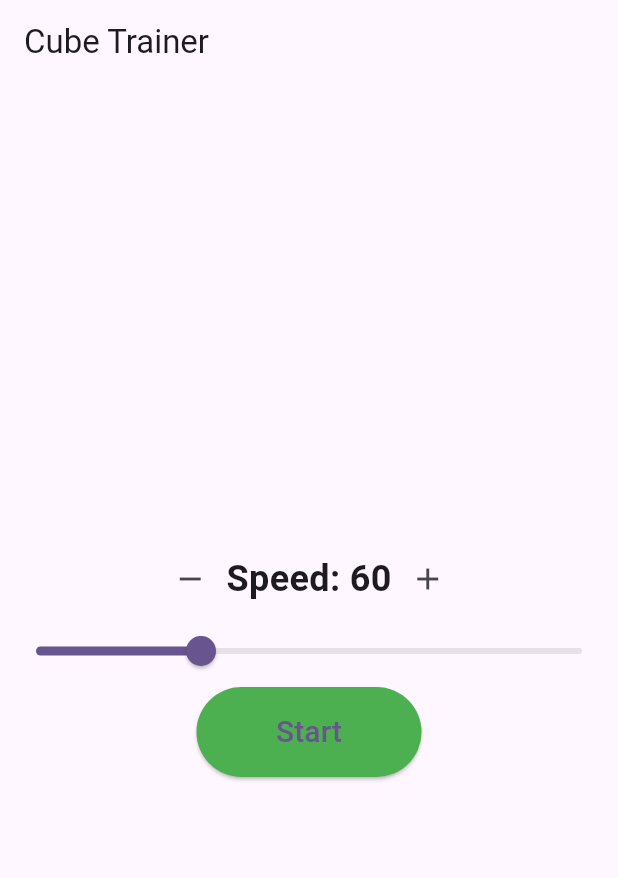
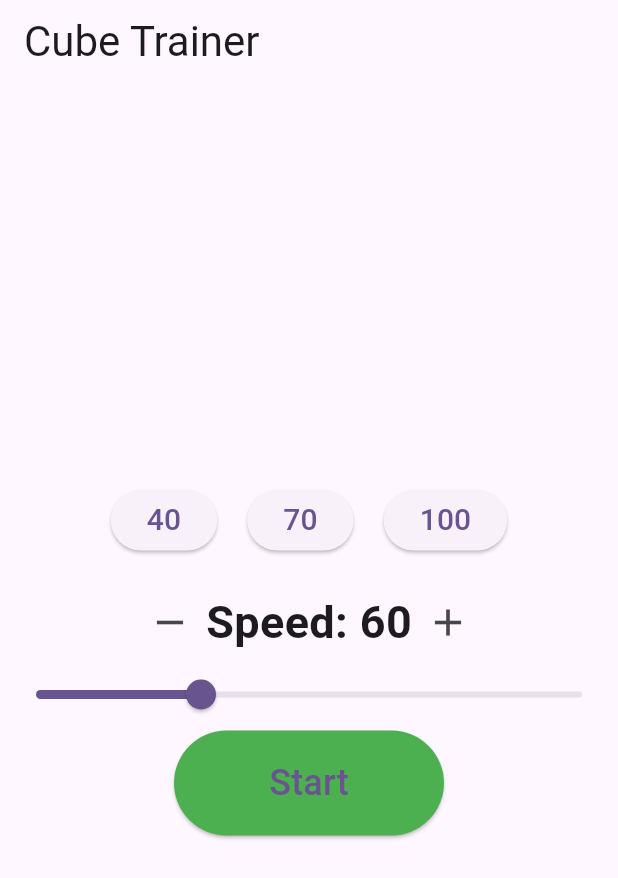
Before and after one commit to xiang-lee/CubeTrainer, a Flutter app: the screen it shows after launch, on a phone screen of 412 x 824 dp. Shown: the top 878 px of the screen. Run offline on Flutter 3.47's test engine with Material 3 defaults, Android fonts, the phone set to English and light mode, and no system bars.

Commit message:
Add 3 buttons to adjust speed faster

```diff
--- a/lib/main.dart
+++ b/lib/main.dart
@@ -103,7 +103,7 @@ class _MyHomePageState extends State<MyHomePage> {
   Widget build(BuildContext context) {
     return Scaffold(
       appBar: AppBar(
-        title: Text('Cube Trainer'),
+        title: Text('Cube Trainer', style: TextStyle(fontSize: 28)),
       ),
       body: Center(
         child: Column(
@@ -112,16 +112,36 @@ class _MyHomePageState extends State<MyHomePage> {
             Row(
               mainAxisAlignment: MainAxisAlignment.center,
               children: <Widget>[
+                ElevatedButton(
+                  onPressed: () => _adjustSpeed(40),
+                  child: Text('40', style: TextStyle(fontSize: 20)),
+                ),
+                SizedBox(width: 20),
+                ElevatedButton(
+                  onPressed: () => _adjustSpeed(70),
+                  child: Text('70', style: TextStyle(fontSize: 20)),
+                ),
+                SizedBox(width: 20),
+                ElevatedButton(
+                  onPressed: () => _adjustSpeed(100),
+                  child: Text('100', style: TextStyle(fontSize: 20)),
+                ),
+              ],
+            ),
+            SizedBox(height: 20),
+            Row(
+              mainAxisAlignment: MainAxisAlignment.center,
+              children: <Widget>[
                 IconButton(
-                  icon: Icon(Icons.remove),
+                  icon: Icon(Icons.remove, size: 30),
                   onPressed: () {
                     _adjustSpeed(_bpm > 0 ? _bpm - 1 : 0);
                   },
                 ),
                 Text('Speed: ${_bpm.toStringAsFixed(0)}',
-                    style: TextStyle(fontSize: 24, fontWeight: FontWeight.bold)),
+                    style: TextStyle(fontSize: 30, fontWeight: FontWeight.bold)),
                 IconButton(
-                  icon: Icon(Icons.add),
+                  icon: Icon(Icons.add, size: 30),
                   onPressed: () {
                     _adjustSpeed(_bpm < 200 ? _bpm + 1 : 200);
                   },
@@ -140,10 +160,10 @@ class _MyHomePageState extends State<MyHomePage> {
               onPressed: _toggleMetronome,
               style: ElevatedButton.styleFrom(
                 backgroundColor: _isPlaying ? Colors.red : Colors.green,
-                minimumSize: Size(150, 60),
+                minimumSize: Size(180, 70),
               ),
               child: Text(_isPlaying ? 'Stop' : 'Start',
-                  style: TextStyle(fontSize: 20)),
+                  style: TextStyle(fontSize: 24)),
             ),
           ],
         ),
```
